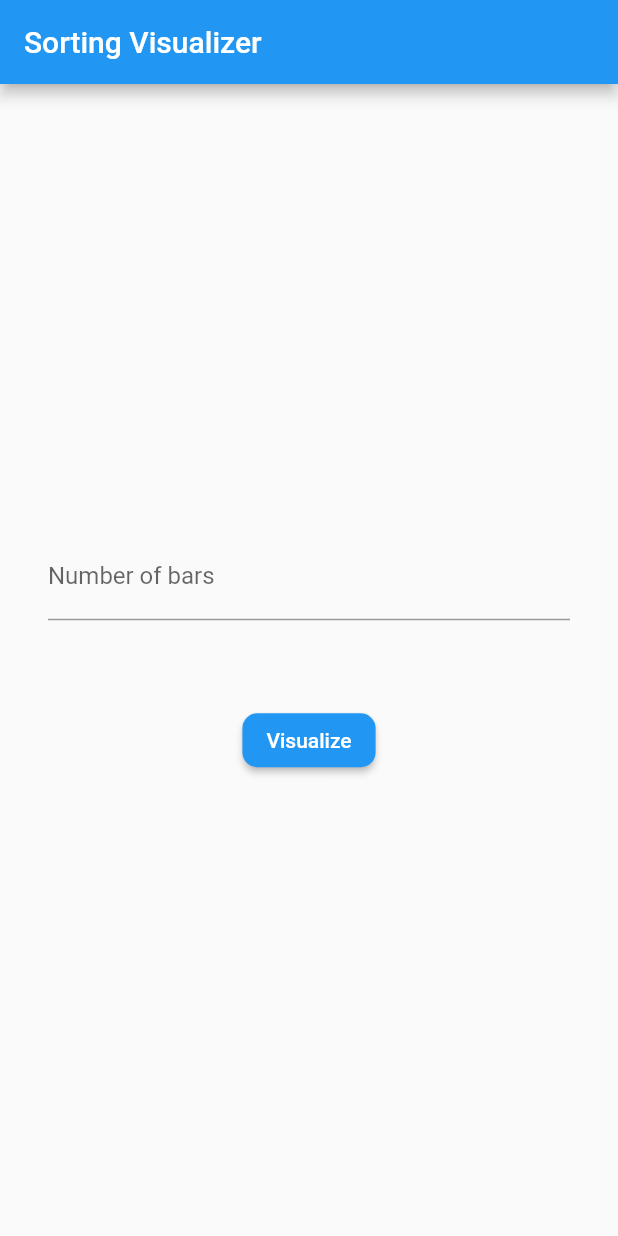
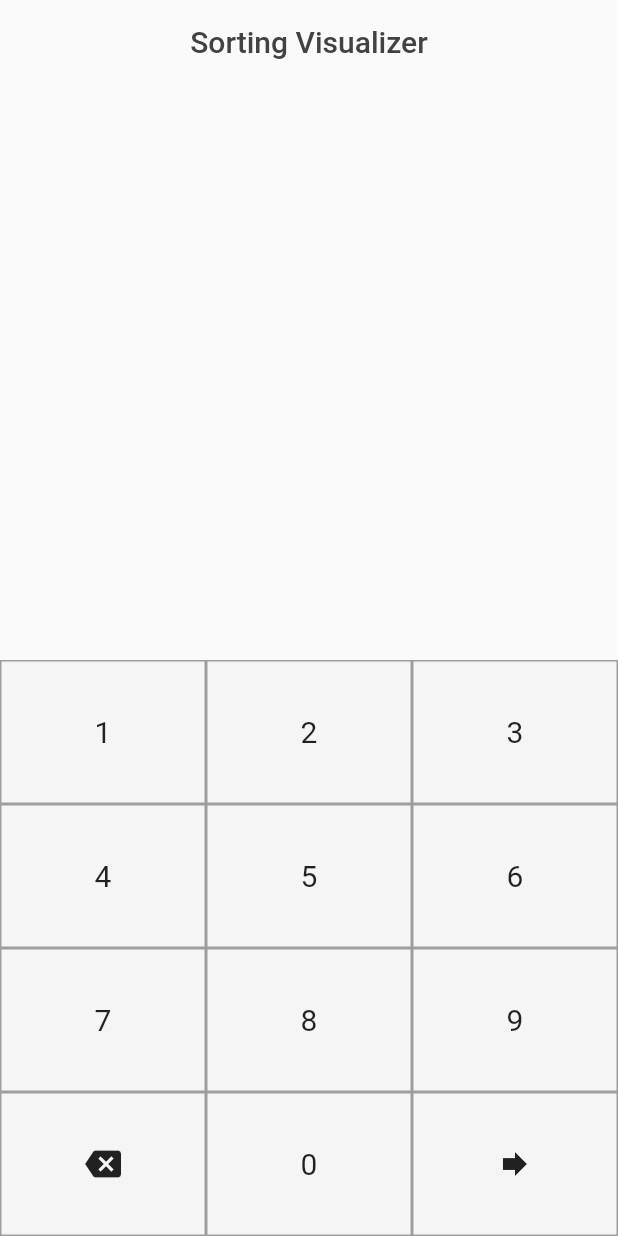
Before and after one commit to RitamChakraborty/sorting_visualizer, a Flutter app: the screen it shows after launch, on a phone screen of 412 x 824 dp. Run offline on Flutter 3.47's test engine with Material 2 defaults, Android fonts, the light colour scheme and no system bars.

Commit message:
Ui: Create new home page

```diff
--- a/lib/main.dart
+++ b/lib/main.dart
@@ -1,5 +1,6 @@
 import 'package:flutter/material.dart';
 import 'package:sortingvisualizer/pages/home_page.dart';
+import 'package:sortingvisualizer/pages/home_page_concept.dart';
 
 void main() => runApp(MyApp());
 
@@ -14,7 +15,7 @@ class MyApp extends StatelessWidget {
           button: TextStyle(color: Colors.white),
         ),
       ),
-      home: HomePage(),
+      home: HomePageConcept(),
     );
   }
 }
--- /dev/null
+++ b/lib/pages/home_page_concept.dart
@@ -0,0 +1,96 @@
+import 'dart:math';
+
+import 'package:flutter/material.dart';
+
+class HomePageConcept extends StatelessWidget {
+  Widget digitButton({@required Widget child}) {
+    return Expanded(
+      child: Container(
+        decoration: BoxDecoration(
+            color: Colors.grey[100], border: Border.all(color: Colors.grey)),
+        alignment: Alignment.center,
+        child: child,
+      ),
+    );
+  }
+
+  Widget text(String text) => Text(
+    text,
+    style: TextStyle(
+      fontSize: 20.0
+    ),
+  );
+
+  @override
+  Widget build(BuildContext context) {
+    return Material(
+      child: Scaffold(
+        appBar: AppBar(
+          backgroundColor: Colors.transparent,
+          elevation: 0.0,
+          centerTitle: true,
+          title: Text(
+            "Sorting Visualizer",
+            style: TextStyle(
+              color: Colors.grey[800],
+            ),
+          ),
+        ),
+        body: Flex(
+          direction: Axis.vertical,
+          children: [
+            Flexible(
+              flex: 1,
+              child: Container(),
+            ),
+            Flexible(
+              flex: 1,
+              child: Container(
+                child: Column(
+                  children: [
+                    Expanded(
+                      child: Row(
+                        children: [
+                          digitButton(child: text("1")),
+                          digitButton(child: text("2")),
+                          digitButton(child: text("3")),
+                        ],
+                      ),
+                    ),
+                    Expanded(
+                      child: Row(
+                        children: [
+                          digitButton(child: text("4")),
+                          digitButton(child: text("5")),
+                          digitButton(child: text("6")),
+                        ],
+                      ),
+                    ),
+                    Expanded(
+                      child: Row(
+                        children: [
+                          digitButton(child: text("7")),
+                          digitButton(child: text("8")),
+                          digitButton(child: text("9")),
+                        ],
+                      ),
+                    ),
+                    Expanded(
+                      child: Row(
+                        children: [
+                          digitButton(child: Icon(Icons.backspace)),
+                          digitButton(child: text("0")),
+                          digitButton(child: Icon(Icons.forward)),
+                        ],
+                      ),
+                    ),
+                  ],
+                ),
+              ),
+            ),
+          ],
+        ),
+      ),
+    );
+  }
+}
```
